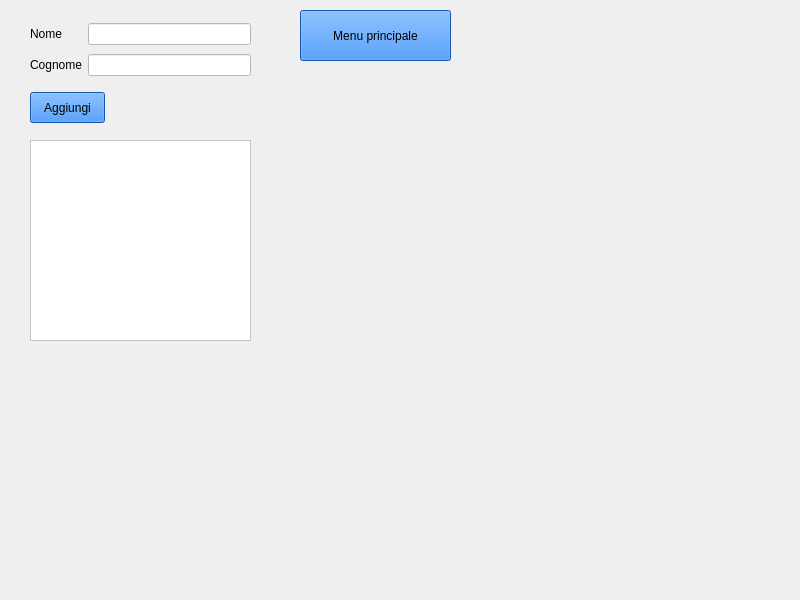
Qt form mainwindow.ui (FranckRedery/PROGETTO_PO) before a commit.
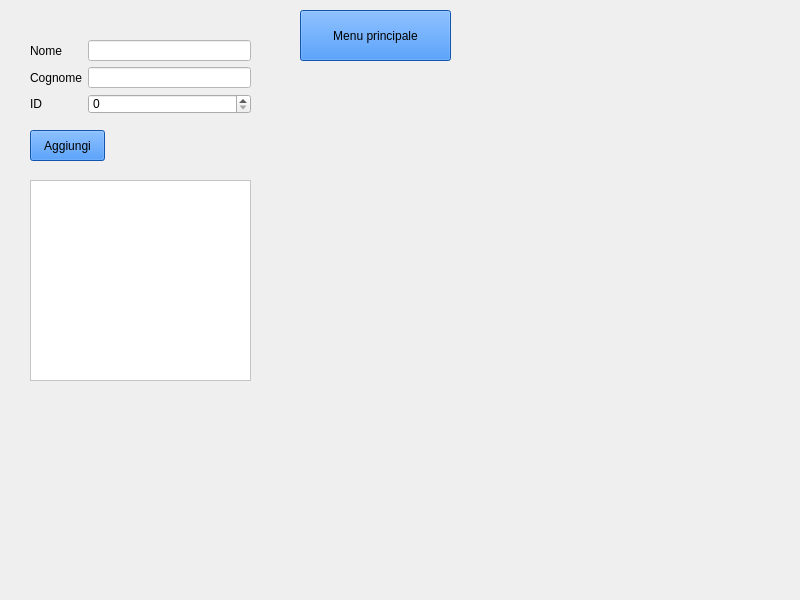
The same form after that commit. The open tabs and pages were chosen to show the change.

Diff of the .ui file:
```diff
--- a/mainwindow.ui
+++ b/mainwindow.ui
@@ -33,7 +33,7 @@
      <number>3</number>
     </property>
     <widget class="QWidget" name="pagina_principale">
-     <widget class="QWidget" name="">
+     <widget class="QWidget" name="layoutWidget">
       <property name="geometry">
        <rect>
         <x>40</x>
@@ -81,7 +81,7 @@
       <property name="geometry">
        <rect>
         <x>30</x>
-        <y>140</y>
+        <y>180</y>
         <width>221</width>
         <height>201</height>
        </rect>
@@ -94,7 +94,7 @@
       <property name="geometry">
        <rect>
         <x>30</x>
-        <y>92</y>
+        <y>130</y>
         <width>75</width>
         <height>31</height>
        </rect>
@@ -110,9 +110,9 @@
       <property name="geometry">
        <rect>
         <x>30</x>
-        <y>20</y>
+        <y>40</y>
         <width>221</width>
-        <height>61</height>
+        <height>74</height>
        </rect>
       </property>
       <layout class="QGridLayout" name="gridLayout">
@@ -150,6 +150,20 @@
          </property>
         </widget>
        </item>
+       <item row="2" column="0">
+        <widget class="QLabel" name="label_id_autore">
+         <property name="text">
+          <string>ID</string>
+         </property>
+        </widget>
+       </item>
+       <item row="2" column="1">
+        <widget class="QSpinBox" name="id_autore">
+         <property name="maximum">
+          <number>999999999</number>
+         </property>
+        </widget>
+       </item>
       </layout>
      </widget>
      <widget class="QPushButton" name="pulsante_torna_menu">
```
Left out of the diff: 32 changed lines with no effect on the pictures.
